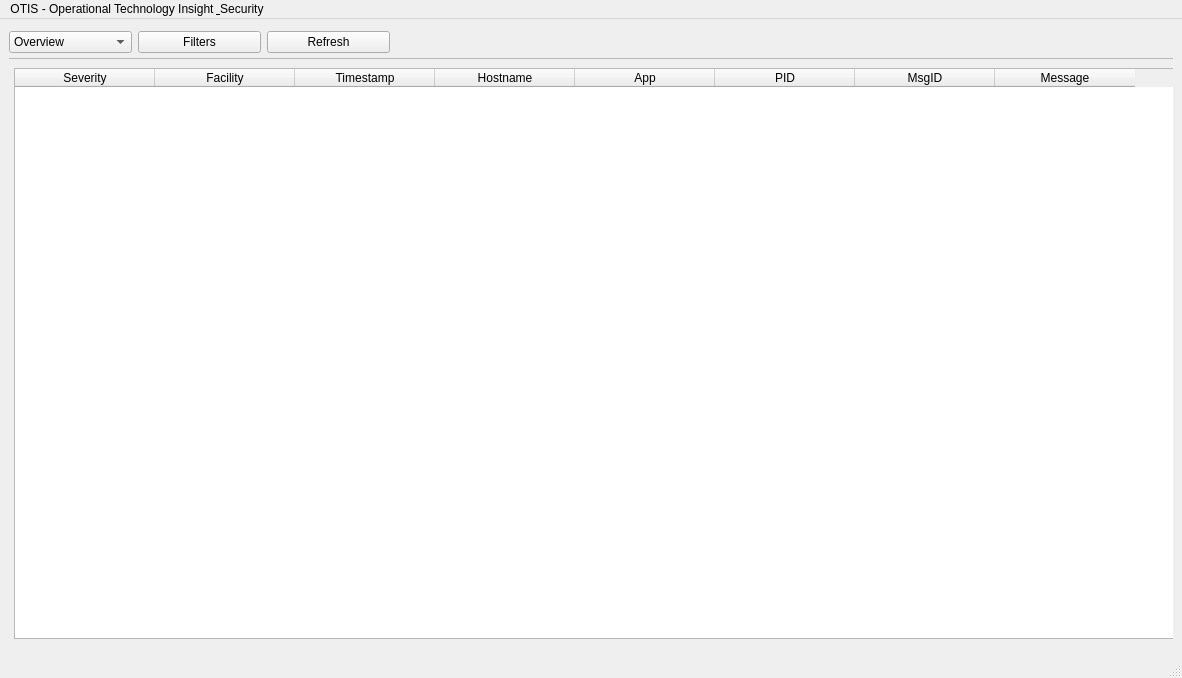
josschi95/OTIS, file mainwindow.ui: the form before one commit.
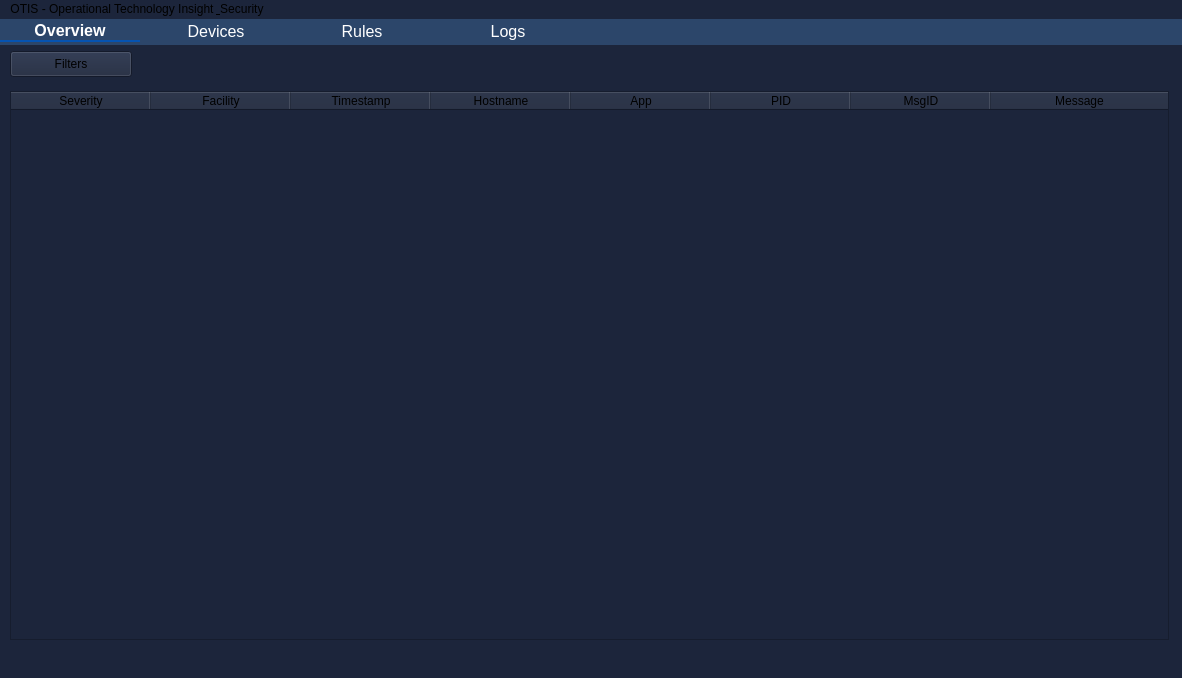
The form after the commit. The open tabs and pages were chosen to show the change. Custom widgets are drawn as their Qt base class.

Patch:
```diff
--- a/mainwindow.ui
+++ b/mainwindow.ui
@@ -13,125 +13,258 @@
   <property name="windowTitle">
    <string>MainWindow</string>
   </property>
+  <property name="styleSheet">
+   <string notr="true">background-color: rgb(28, 37, 59);</string>
+  </property>
   <widget class="QWidget" name="centralwidget">
    <layout class="QVBoxLayout" name="verticalLayout">
+    <property name="leftMargin">
+     <number>0</number>
+    </property>
+    <property name="topMargin">
+     <number>0</number>
+    </property>
+    <property name="rightMargin">
+     <number>0</number>
+    </property>
+    <property name="bottomMargin">
+     <number>0</number>
+    </property>
+    <item>
+     <widget class="QWidget" name="navigationBar" native="true">
+      <property name="sizePolicy">
+       <sizepolicy hsizetype="Expanding" vsizetype="Preferred">
+        <horstretch>0</horstretch>
+        <verstretch>0</verstretch>
+       </sizepolicy>
+      </property>
+      <property name="minimumSize">
+       <size>
+        <width>0</width>
+        <height>26</height>
+       </size>
+      </property>
+      <property name="styleSheet">
+       <string notr="true">background-color: rgb(44, 70, 106);</string>
+      </property>
+      <widget class="QWidget" name="horizontalLayoutWidget_2">
+       <property name="geometry">
+        <rect>
+         <x>0</x>
+         <y>0</y>
+         <width>1182</width>
+         <height>26</height>
+        </rect>
+       </property>
+       <layout class="QHBoxLayout" name="horizontalLayout">
+        <property name="bottomMargin">
+         <number>0</number>
+        </property>
+        <item>
+         <widget class="QPushButton" name="overviewSelectButton">
+          <property name="minimumSize">
+           <size>
+            <width>140</width>
+            <height>0</height>
+           </size>
+          </property>
+          <property name="font">
+           <font>
+            <pointsize>12</pointsize>
+            <bold>true</bold>
+           </font>
+          </property>
+          <property name="cursor">
+           <cursorShape>PointingHandCursor</cursorShape>
+          </property>
+          <property name="styleSheet">
+           <string notr="true">QPushButton {
+    border: none;
+    background: transparent;
+    font-weight: bold;
+    color: white;
+    border-bottom: 2px solid #0553b2;
+}</string>
+          </property>
+          <property name="text">
+           <string>Overview</string>
+          </property>
+          <property name="flat">
+           <bool>true</bool>
+          </property>
+         </widget>
+        </item>
+        <item>
+         <widget class="QPushButton" name="devicesSelectButton">
+          <property name="minimumSize">
+           <size>
+            <width>140</width>
+            <height>0</height>
+           </size>
+          </property>
+          <property name="font">
+           <font>
+            <pointsize>12</pointsize>
+            <bold>false</bold>
+           </font>
+          </property>
+          <property name="cursor">
+           <cursorShape>PointingHandCursor</cursorShape>
+          </property>
+          <property name="styleSheet">
+           <string notr="true">QPushButton {
+    border: none;
+    background: transparent;
+    font-weight: normal;
+     color: white;
+}</string>
+          </property>
+          <property name="text">
+           <string>Devices</string>
+          </property>
+          <property name="flat">
+           <bool>true</bool>
+          </property>
+         </widget>
+        </item>
+        <item>
+         <widget class="QPushButton" name="rulesSelectButton">
+          <property name="minimumSize">
+           <size>
+            <width>140</width>
+            <height>0</height>
+           </size>
+          </property>
+          <property name="font">
+           <font>
+            <pointsize>12</pointsize>
+            <bold>false</bold>
+           </font>
+          </property>
+          <property name="cursor">
+           <cursorShape>PointingHandCursor</cursorShape>
+          </property>
+          <property name="styleSheet">
+           <string notr="true">QPushButton {
+    border: none;
+    background: transparent;
+    font-weight: normal;
+     color: white;
+}</string>
+          </property>
+          <property name="text">
+           <string>Rules</string>
+          </property>
+          <property name="flat">
+           <bool>true</bool>
+          </property>
+         </widget>
+        </item>
+        <item>
+         <widget class="QPushButton" name="logsSelectButton">
+          <property name="minimumSize">
+           <size>
+            <width>140</width>
+            <height>0</height>
+           </size>
+          </property>
+          <property name="font">
+           <font>
+            <pointsize>12</pointsize>
+            <bold>false</bold>
+           </font>
+          </property>
+          <property name="cursor">
+           <cursorShape>PointingHandCursor</cursorShape>
+          </property>
+          <property name="styleSheet">
+           <string notr="true">QPushButton {
+    border: none;
+    background: transparent;
+    font-weight: normal;
+     color: white;
+}</string>
+          </property>
+          <property name="text">
+           <string>Logs</string>
+          </property>
+          <property name="flat">
+           <bool>true</bool>
+          </property>
+         </widget>
+        </item>
+        <item>
+         <spacer name="horizontalSpacer">
+          <property name="orientation">
+           <enum>Qt::Orientation::Horizontal</enum>
+          </property>
+          <property name="sizeHint" stdset="0">
+           <size>
+            <width>40</width>
+            <height>20</height>
+           </size>
+          </property>
+         </spacer>
+        </item>
+       </layout>
+      </widget>
+     </widget>
+    </item>
     <item>
      <widget class="QStackedWidget" name="stackedWidget">
-      <widget class="QWidget" name="page0_overview">
-       <widget class="QComboBox" name="overviewPageSelect">
-        <property name="geometry">
-         <rect>
-          <x>0</x>
-          <y>0</y>
-          <width>122</width>
-          <height>26</height>
-         </rect>
-        </property>
-        <item>
-         <property name="text">
-          <string>Overview</string>
-         </property>
-        </item>
-        <item>
-         <property name="text">
-          <string>Devices</string>
-         </property>
-        </item>
-        <item>
-         <property name="text">
-          <string>Rules</string>
-         </property>
-        </item>
-        <item>
-         <property name="text">
-          <string>Logs</string>
-         </property>
-        </item>
-       </widget>
-      </widget>
-      <widget class="QWidget" name="page1_devices">
-       <widget class="QComboBox" name="devicesPageSelect">
-        <property name="geometry">
-         <rect>
-          <x>0</x>
-          <y>0</y>
-          <width>122</width>
-          <height>26</height>
-         </rect>
-        </property>
-        <item>
-         <property name="text">
-          <string>Overview</string>
-         </property>
-        </item>
-        <item>
-         <property name="text">
-          <string>Devices</string>
-         </property>
-        </item>
-        <item>
-         <property name="text">
-          <string>Rules</string>
-         </property>
-        </item>
-        <item>
-         <property name="text">
-          <string>Logs</string>
-         </property>
-        </item>
-       </widget>
-      </widget>
-      <widget class="QWidget" name="page2_rules">
-       <widget class="QComboBox" name="rulesPageSelect">
-        <property name="geometry">
-         <rect>
-          <x>0</x>
-          <y>0</y>
-          <width>122</width>
-          <height>26</height>
-         </rect>
-        </property>
-        <item>
-         <property name="text">
-          <string>Overview</string>
-         </property>
-        </item>
-        <item>
-         <property name="text">
-          <string>Devices</string>
-         </property>
-        </item>
-        <item>
-         <property name="text">
-          <string>Rules</string>
-         </property>
-        </item>
-        <item>
-         <property name="text">
-          <string>Logs</string>
-         </property>
-        </item>
-       </widget>
-      </widget>
+      <property name="sizePolicy">
+       <sizepolicy hsizetype="Expanding" vsizetype="Expanding">
+        <horstretch>1</horstretch>
+        <verstretch>1</verstretch>
+       </sizepolicy>
+      </property>
+      <widget class="QWidget" name="page0_overview"/>
+      <widget class="QWidget" name="page1_devices"/>
+      <widget class="QWidget" name="page2_rules"/>
       <widget class="LogsPage" name="page3_logs">
-       <widget class="QFrame" name="frame_3">
+       <property name="enabled">
+        <bool>true</bool>
+       </property>
+       <property name="sizePolicy">
+        <sizepolicy hsizetype="Expanding" vsizetype="Expanding">
+         <horstretch>1</horstretch>
+         <verstretch>1</verstretch>
+        </sizepolicy>
+       </property>
+       <widget class="QPushButton" name="tableFiltersButton">
         <property name="geometry">
          <rect>
-          <x>-5</x>
-          <y>30</y>
-          <width>1181</width>
-          <height>591</height>
+          <x>10</x>
+          <y>0</y>
+          <width>122</width>
+          <height>26</height>
          </rect>
         </property>
-        <property name="frameShape">
-         <enum>QFrame::Shape::StyledPanel</enum>
+        <property name="minimumSize">
+         <size>
+          <width>0</width>
+          <height>26</height>
+         </size>
         </property>
-        <property name="frameShadow">
-         <enum>QFrame::Shadow::Raised</enum>
+        <property name="text">
+         <string>Filters</string>
         </property>
-        <layout class="QHBoxLayout" name="horizontalLayout_6">
-         <item>
+       </widget>
           <widget class="QTableWidget" name="logTable">
+        <property name="geometry">
+         <rect>
+          <x>10</x>
+          <y>40</y>
+          <width>1159</width>
+          <height>549</height>
+         </rect>
+        </property>
+        <property name="sizePolicy">
+         <sizepolicy hsizetype="Expanding" vsizetype="Expanding">
+          <horstretch>1</horstretch>
+          <verstretch>1</verstretch>
+         </sizepolicy>
+        </property>
            <property name="verticalScrollBarPolicy">
             <enum>Qt::ScrollBarPolicy::ScrollBarAsNeeded</enum>
            </property>
@@ -141,6 +274,9 @@
            <attribute name="horizontalHeaderDefaultSectionSize">
             <number>140</number>
            </attribute>
+        <attribute name="horizontalHeaderStretchLastSection">
+         <bool>true</bool>
+        </attribute>
            <column>
             <property name="text">
              <string>Severity</string>
@@ -181,59 +317,6 @@
              <string>Message</string>
             </property>
            </column>
-          </widget>
-         </item>
-        </layout>
-       </widget>
-       <widget class="QWidget" name="horizontalLayoutWidget">
-        <property name="geometry">
-         <rect>
-          <x>0</x>
-          <y>0</y>
-          <width>381</width>
-          <height>28</height>
-         </rect>
-        </property>
-        <layout class="QHBoxLayout" name="horizontalLayout_2">
-         <item>
-          <widget class="QComboBox" name="logsPageSelect">
-           <item>
-            <property name="text">
-             <string>Overview</string>
-            </property>
-           </item>
-           <item>
-            <property name="text">
-             <string>Devices</string>
-            </property>
-           </item>
-           <item>
-            <property name="text">
-             <string>Rules</string>
-            </property>
-           </item>
-           <item>
-            <property name="text">
-             <string>Logs</string>
-            </property>
-           </item>
-          </widget>
-         </item>
-         <item>
-          <widget class="QPushButton" name="tableFiltersButton">
-           <property name="text">
-            <string>Filters</string>
-           </property>
-          </widget>
-         </item>
-         <item>
-          <widget class="QPushButton" name="refreshTableButton">
-           <property name="text">
-            <string>Refresh</string>
-           </property>
-          </widget>
-         </item>
-        </layout>
        </widget>
       </widget>
      </widget>
```
Lines whose indentation alone changed are shown as unchanged.
